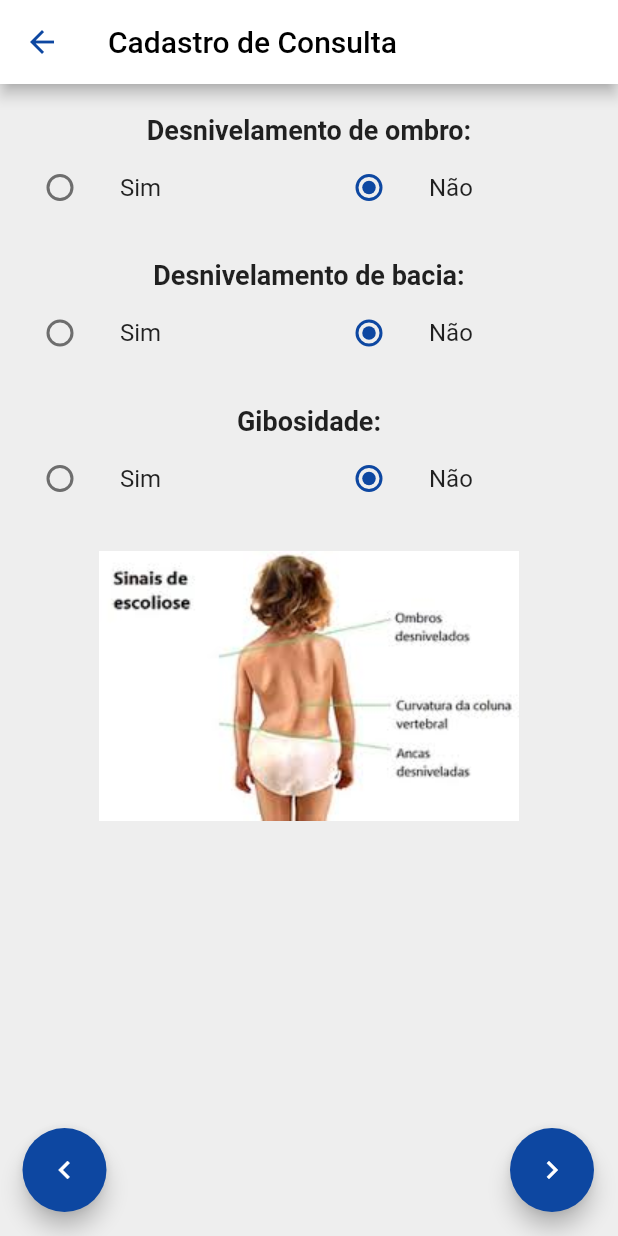
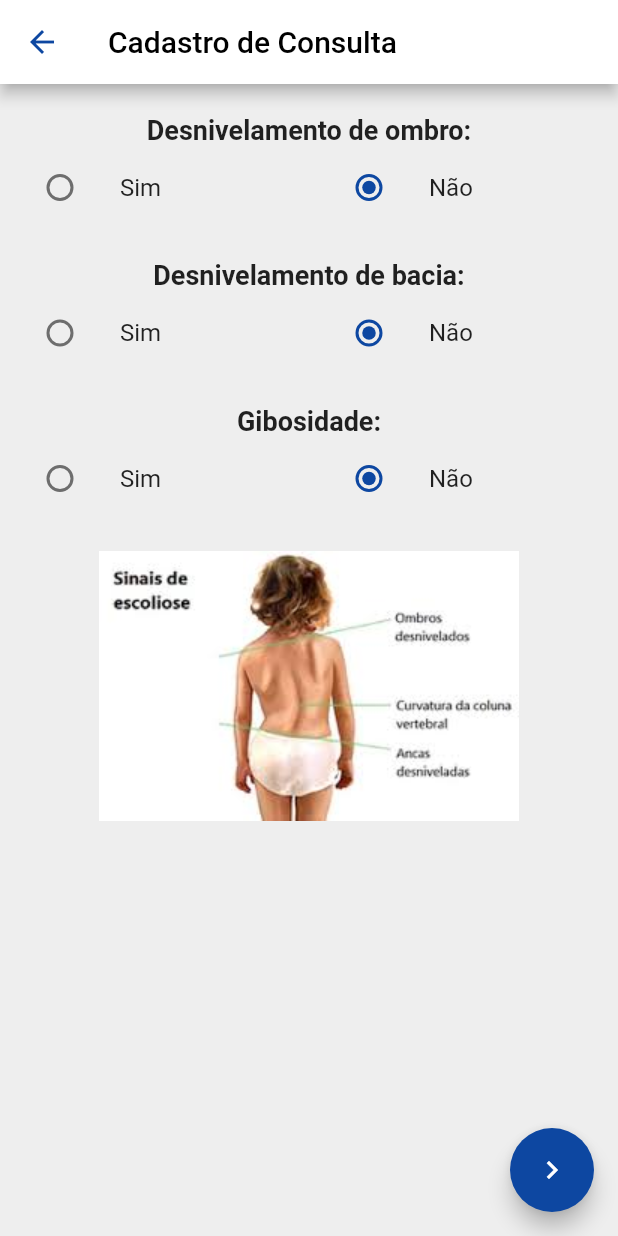
Before and after one commit to lit-ipade/ScolioApp, a Flutter app: the ConsultaForm screen opened directly with empty values, after a tap on the "keyboard arrow right" icon, on a phone screen of 412 x 824 dp. Run offline on Flutter 3.47's test engine with Material 2 defaults, Android fonts, the phone set to English and light mode, and no system bars; our stand-ins replace cloud_firestore, firebase_auth, firebase_core, flutter_login; accounts and stored records are empty.

Commit message:
Novas Telas

```diff
--- a/lib/components/ConsultaForm.dart
+++ b/lib/components/ConsultaForm.dart
@@ -36,7 +36,7 @@ class _ConsultaFormState extends State<ConsultaForm> {
   @override
   Widget build(BuildContext context)
   {
-
+  final tamanhoTela = MediaQuery.of(context).size.width;
   final botoes =
   [
     FloatingActionButton
@@ -46,26 +46,26 @@ class _ConsultaFormState extends State<ConsultaForm> {
       {
         setState(()
         {
-          if(telaSelecionada == 1)
+          if(telaSelecionada == 0)
           {
             if(desnivelBacia || desnivelOmbro || gibosidade)
             {
-              telaSelecionada++;
+              telaSelecionada = 1;
             }
             else
             {
               return;
             }
           }
-          else if(telaSelecionada == 2)
+          else if(telaSelecionada == 1)
             {
               if(radiografia)
               {
-                telaSelecionada = 4;
+                telaSelecionada = 3;
               }
               else
               {
-                telaSelecionada++;
+                telaSelecionada = 2;
               }
             }
           else
@@ -105,48 +105,49 @@ class _ConsultaFormState extends State<ConsultaForm> {
       child: Icon(Icons.keyboard_arrow_left),
       onPressed: ()
       {
-        if(telaSelecionada == 4)
+        if(telaSelecionada == 3)
         {
         setState(()
           {
-            telaSelecionada = 2;
+            telaSelecionada = 1;
           });
         }
 
-        else if(telaSelecionada == 6)
+        else if(telaSelecionada == 5)
         {
           setState(()
           {
             telaSelecionada = 4;
           });
         }
-        else if(telaSelecionada == 7)
+        else if(telaSelecionada == 6)
         {
           setState(()
             {
               maturidade = 0;
-              telaSelecionada--;
+              telaSelecionada = 5;
             });
+        }
+        else if(telaSelecionada == 7)
+        {
+          setState(()
+          {
+            maturidade = 0;
+            telaSelecionada = 5;
+          });
+        }
+        else if(telaSelecionada == 8)
+        {
+          setState(()
+          {
+            telaSelecionada = 4;
+          });
         }
         else if(telaSelecionada == 9)
         {
           setState(()
           {
-            telaSelecionada = 6;
-          });
-        }
-        else if(telaSelecionada == 10)
-        {
-          setState(()
-          {
-            telaSelecionada = 6;
-          });
-        }
-        else if(telaSelecionada == 11)
-        {
-          setState(()
-          {
-            telaSelecionada = 7;
+            telaSelecionada = 4;
           });
         }
         else
@@ -171,31 +172,6 @@ class _ConsultaFormState extends State<ConsultaForm> {
   final telas =
   [
     // -------------------------------------------------------------- Tela 0 ------------------------------------------------------------
-    Scaffold
-    (
-      appBar: AppBar
-      (
-        title: Text('Cadastro de Consulta'),
-      ),
-      body:
-      SingleChildScrollView
-      (
-        child: Column
-        (
-          children: <Widget>
-          [
-            Container
-            (
-              height: MediaQuery.of(context).size.height * 0.9,
-              child: Image.asset('assets/Scolioapp.png'),
-            ),
-          ],
-        ),
-      ),
-      floatingActionButton: botoes[0],
-      floatingActionButtonLocation: FloatingActionButtonLocation.endFloat,
-    ),
-    // -------------------------------------------------------------- Tela 1 ------------------------------------------------------------
     Scaffold
     (
       appBar: AppBar
@@ -377,28 +353,10 @@ class _ConsultaFormState extends State<ConsultaForm> {
           ],
         ),
       ),
-      floatingActionButton: Stack
-      (
-        children: <Widget>
-        [
-          Align
-            (
-              alignment: Alignment.bottomRight,
-              child: botoes[0],
-            ),
-          Padding
-          (
-            padding: EdgeInsets.fromLTRB(31,0,0,0),
-            child: Align
-            (
-              alignment: Alignment.bottomLeft,
-              child: botoes[1],
-            ),
-          ),
-        ]
-      ),
+      floatingActionButton: botoes[0],
+      floatingActionButtonLocation: FloatingActionButtonLocation.endFloat,
     ),
-    // -------------------------------------------------------------- Tela 2 ------------------------------------------------------------
+    // -------------------------------------------------------------- Tela 1 ------------------------------------------------------------
     Scaffold
     (
       appBar: AppBar
@@ -470,6 +428,12 @@ class _ConsultaFormState extends State<ConsultaForm> {
                 ],
               ),
             ),
+            Container
+            (
+              height: tamanhoTela,
+              padding: EdgeInsets.fromLTRB(0, 10, 0, 0),
+              child: Image.asset('assets/Coluna.png'),
+            ),
           ],
         ),
       ),
@@ -494,7 +458,7 @@ class _ConsultaFormState extends State<ConsultaForm> {
         ]
       ),
     ),
-    //--------------------------------------------------------------------------------- Tela 3 ------------------------------------------------------------------------
+    //--------------------------------------------------------------------------------- Tela 2 ------------------------------------------------------------------------
     Scaffold
     (
       appBar: AppBar
@@ -557,7 +521,7 @@ class _ConsultaFormState extends State<ConsultaForm> {
       floatingActionButton: botoes[1],
       floatingActionButtonLocation: FloatingActionButtonLocation.startFloat,
     ),
-    //------------------------------------------------------------------------Tela 4 ------------------------------------------------------------
+    //------------------------------------------------------------------------Tela 3 ------------------------------------------------------------
     Scaffold
     (
       appBar: AppBar
@@ -585,108 +549,34 @@ class _ConsultaFormState extends State<ConsultaForm> {
             ),
             Container
             (
-              alignment: Alignment.center,
-              padding: EdgeInsets.only(top: MediaQuery.of(context).size.height * 0.2),
-              child: InkWell
-              (
-                onTap: (){
-                            setState(()
-                            {
-                              telaSelecionada = 5;
-                            });
-                          },
-                splashColor: Theme.of(context).primaryColor,
-                borderRadius: BorderRadius.circular(5),
-                child: Container
-                (
-                  width: MediaQuery.of(context).size.width * 0.7,
-                  padding: EdgeInsets.all(15),
-                  child: Text
-                  (
-                    'Informações',
-                    textAlign: TextAlign.center,
-                    style: TextStyle
-                    (
-                      fontSize: 20,
-                      color: Colors.white,
-                    ),
-                  ),
-                  decoration: BoxDecoration
-                  (
-                    borderRadius: BorderRadius.circular(5),
-                    color: Theme.of(context).primaryColor,
-                  ),
-                ),
-              ),
-            ),
-            Container
-            (
-              alignment: Alignment.center,
-              padding: EdgeInsets.only(top: MediaQuery.of(context).size.height * 0.2),
-              child: InkWell
-              (
-                onTap: (){
-                            setState(()
-                            {
-                              telaSelecionada = 6;
-                            });
-                          },
-                splashColor: Theme.of(context).primaryColor,
-                borderRadius: BorderRadius.circular(5),
-                child: Container
-                (
-                  width: MediaQuery.of(context).size.width * 0.7,
-                  padding: EdgeInsets.all(15),
-                  child: Text
-                  (
-                    'Ja sei medir o Ângulo',
-                    textAlign: TextAlign.center,
-                    style: TextStyle
-                    (
-                      fontSize: 20,
-                      color: Colors.white,
-                    ),
-                  ),
-                  decoration: BoxDecoration
-                  (
-                    borderRadius: BorderRadius.circular(5),
-                    color: Theme.of(context).primaryColor,
-                  ),
-                ),
-              ),
-            ),
-          ],
-        ),
-      ),
-      floatingActionButton: botoes[1],
-      floatingActionButtonLocation: FloatingActionButtonLocation.startFloat,
-    ),
-    //--------------------------------------------------------------------------------- Tela 5 -----------------------------------------------------------//
-    Scaffold
-    (
-      appBar: AppBar
-      (
-        title: Text('Cadastro de Consulta'),
-      ),
-      body:
-      SingleChildScrollView
-      (
-        child: Column
-        (
-          children: <Widget>
-          [
-            Container
-            (
-              height: MediaQuery.of(context).size.height * 0.9,
+              padding: EdgeInsets.fromLTRB(0,tamanhoTela * 0.4 ,0,0),
               child: Image.asset('assets/AnguloCobb.png'),
             ),
           ],
         ),
       ),
-      floatingActionButton: botoes[1],
-      floatingActionButtonLocation: FloatingActionButtonLocation.startFloat,
+      floatingActionButton: Stack
+      (
+        children: <Widget>
+        [
+          Align
+            (
+              alignment: Alignment.bottomRight,
+              child: botoes[0],
+            ),
+          Padding
+          (
+            padding: EdgeInsets.fromLTRB(31,0,0,0),
+            child: Align
+            (
+              alignment: Alignment.bottomLeft,
+              child: botoes[1],
+            ),
+          ),
+        ]
+      ),
     ),
-    //----------------------------------------------------------------------------- Tela 6 --------------------------------------------------------------------//
+    //----------------------------------------------------------------------------- Tela 4 --------------------------------------------------------------------//
     Scaffold
     (
       appBar: AppBar
@@ -759,7 +649,7 @@ class _ConsultaFormState extends State<ConsultaForm> {
                           setState(()
                           {
                               angulo = 2;
-                              telaSelecionada = 7;
+                              telaSelecionada = 5;
                             });
                           },
                 splashColor: Theme.of(context).primaryColor,
@@ -796,7 +686,7 @@ class _ConsultaFormState extends State<ConsultaForm> {
                           setState(()
                           {
                               angulo = 3;
-                              telaSelecionada = 10;
+                              telaSelecionada = 8;
                             });
                           },
                 splashColor: Theme.of(context).primaryColor,
@@ -830,7 +720,7 @@ class _ConsultaFormState extends State<ConsultaForm> {
       floatingActionButtonLocation: FloatingActionButtonLocation.startFloat,
     ),
 
-  // --------------------------------------------------------------------------- Tela 7 --------------------------------------------------
+  // --------------------------------------------------------------------------- Tela 5 --------------------------------------------------
     Scaffold
     (
       appBar: AppBar
@@ -860,7 +750,7 @@ class _ConsultaFormState extends State<ConsultaForm> {
                           maturidade = 1;
                             setState(()
                             {
-                              telaSelecionada = 8;
+                              telaSelecionada = 6;
                             });
                           },
                 splashColor: Theme.of(context).primaryColor,
@@ -897,7 +787,7 @@ class _ConsultaFormState extends State<ConsultaForm> {
                           maturidade = 2;
                           setState(()
                           {
-                            telaSelecionada = 11;
+                            telaSelecionada = 7;
                           });
                           },
                 splashColor: Theme.of(context).primaryColor,
@@ -948,7 +838,7 @@ class _ConsultaFormState extends State<ConsultaForm> {
         ]
       ),
     ),
-    //--------------------------------------------------------------------------Tela 8 ---------------------------------------------------------------------
+    //--------------------------------------------------------------------------Tela 6 ---------------------------------------------------------------------
     Scaffold
     (
       appBar: AppBar
@@ -1003,7 +893,7 @@ class _ConsultaFormState extends State<ConsultaForm> {
         ]
       ),
     ),
-    //-----------------------------------------------------------------------Tela 9 -----------------------------------------------------------
+    //-----------------------------------------------------------------------Tela 7 -----------------------------------------------------------
     Scaffold
     (
       appBar: AppBar
@@ -1058,7 +948,7 @@ class _ConsultaFormState extends State<ConsultaForm> {
         ]
       ),
     ),
-    //------------------------------------------------------------------------Tela 10------------------------------------------------------------------------
+    //------------------------------------------------------------------------Tela 8------------------------------------------------------------------------
     Scaffold
     (
       appBar: AppBar
@@ -1101,7 +991,7 @@ class _ConsultaFormState extends State<ConsultaForm> {
         ]
       ),
     ),
-    //----------------------------------------------------------------------------- Tela 11 ------------------------------------------------------
+    //----------------------------------------------------------------------------- Tela 9 ------------------------------------------------------
     Scaffold
     (
       appBar: AppBar
```
Also changed, not shown: assets/Coluna.png (added).
